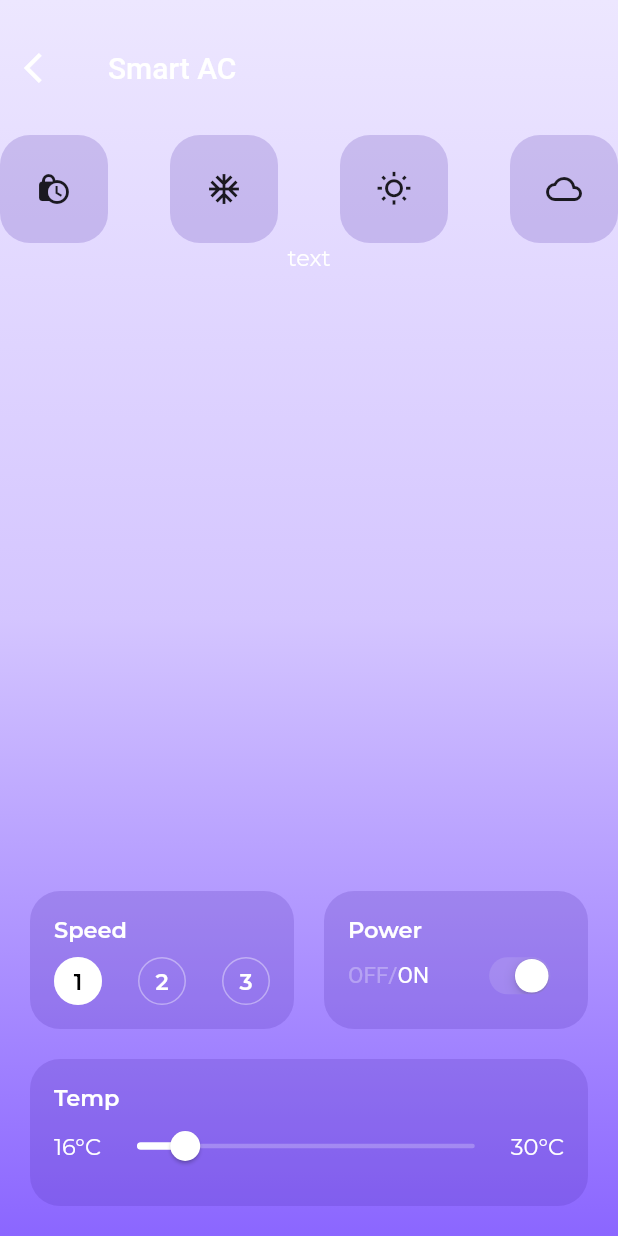
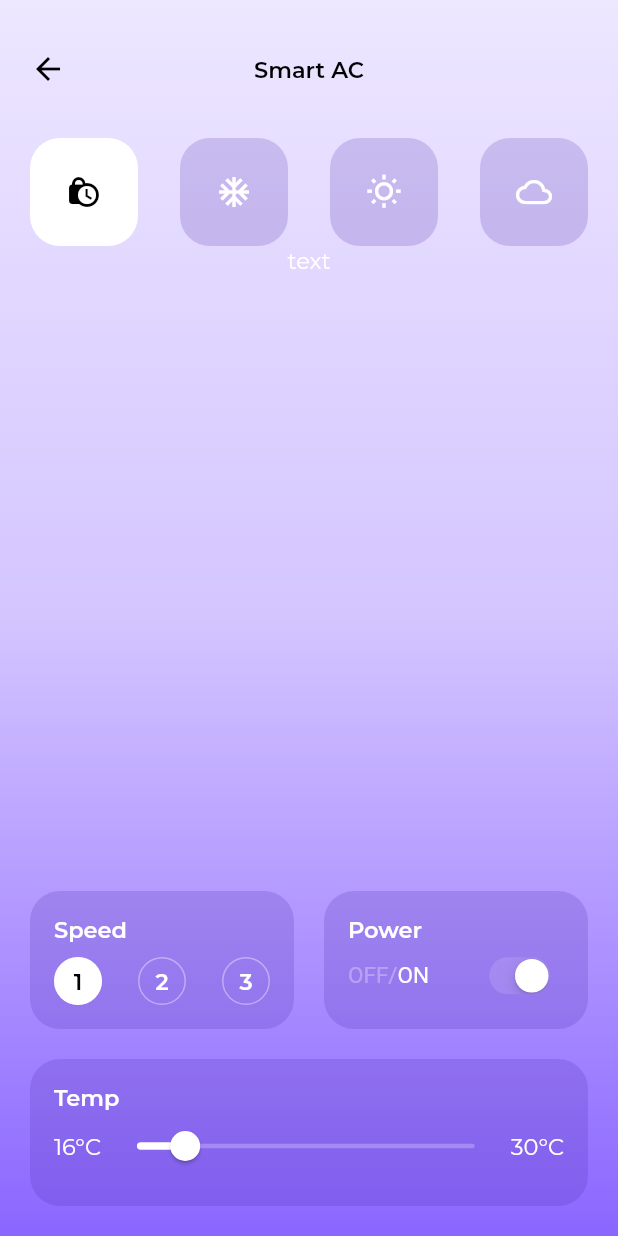
Before and after one commit to forntoh/smart_home, a Flutter app: the screen it shows after launch, on a phone screen of 412 x 824 dp. Run offline on Flutter 3.47's test engine with Material 2 defaults, Android fonts, the phone set to English and light mode, and no system bars; our stand-ins replace google_fonts.

Commit message:
added conditioner mode

```diff
--- a/lib/screens/ac/ac_screen.dart
+++ b/lib/screens/ac/ac_screen.dart
@@ -1,7 +1,7 @@
 import 'package:flutter/material.dart';
 
 import '../../constants.dart';
-import '../../widget_utils.dart';
+import 'compoents/conditioner_mode.dart';
 import 'compoents/power_control.dart';
 import 'compoents/speed_control.dart';
 import 'compoents/temp_slider.dart';
@@ -16,34 +16,30 @@ class ACScreen extends StatelessWidget {
     return Scaffold(
       extendBodyBehindAppBar: true,
       appBar: AppBar(
-        title: Text('Smart AC'),
-        leading: Icon(Icons.arrow_back_ios),
+        title: Text(
+          'Smart AC',
+          style: Theme.of(context)
+              .textTheme
+              .bodyText1
+              .copyWith(color: Colors.black),
+        ),
+        leading: Row(
+          children: [
+            SizedBox(width: 8),
+            BackButton(color: Colors.black),
+          ],
+        ),
         elevation: 0,
         backgroundColor: Colors.transparent,
-        toolbarHeight: 90,
+        toolbarHeight: 92,
+        centerTitle: true,
       ),
       body: Container(
         decoration: gradientDecoration,
         child: SafeArea(
           child: Column(
             children: [
-              Row(
-                mainAxisAlignment: MainAxisAlignment.spaceBetween,
-                children: [
-                  RoundedIconButton(
-                    icon: Icon(Icons.lock_clock),
-                  ),
-                  RoundedIconButton(
-                    icon: Icon(Icons.ac_unit),
-                  ),
-                  RoundedIconButton(
-                    icon: Icon(Icons.wb_sunny_outlined),
-                  ),
-                  RoundedIconButton(
-                    icon: Icon(Icons.wb_cloudy_outlined),
-                  ),
-                ],
-              ),
+              ConditionerMode(),
               Expanded(
                 child: Text('text'),
               ),
@@ -70,17 +66,3 @@ class ACScreen extends StatelessWidget {
     );
   }
 }
-
-class RoundedIconButton extends StatelessWidget {
-  const RoundedIconButton({
-    Key key,
-    @required this.icon,
-  }) : super(key: key);
-
-  final Icon icon;
-
-  @override
-  Widget build(BuildContext context) {
-    return wrapInCard(context, widget: icon, padding: defaultPadding + 4);
-  }
-}
--- /dev/null
+++ b/lib/screens/ac/compoents/conditioner_mode.dart
@@ -0,0 +1,74 @@
+import 'package:flutter/material.dart';
+
+import '../../../constants.dart';
+import '../../../widget_utils.dart';
+
+class ConditionerMode extends StatefulWidget {
+  const ConditionerMode({
+    Key key,
+  }) : super(key: key);
+
+  @override
+  _ConditionerModeState createState() => _ConditionerModeState();
+}
+
+class _ConditionerModeState extends State<ConditionerMode> {
+  int _selectedItem = 0;
+
+  @override
+  Widget build(BuildContext context) {
+    return Padding(
+      padding: EdgeInsets.symmetric(horizontal: defaultPadding),
+      child: Row(
+        mainAxisAlignment: MainAxisAlignment.spaceBetween,
+        children: [
+          Icons.lock_clock,
+          Icons.ac_unit,
+          Icons.wb_sunny_outlined,
+          Icons.wb_cloudy_outlined,
+        ]
+            .asMap()
+            .entries
+            .map((item) => RoundedIconButton(
+                  icon: item.value,
+                  isSelected: _selectedItem == item.key,
+                  onTap: () {
+                    setState(() {
+                      _selectedItem = item.key;
+                    });
+                  },
+                ))
+            .toList(),
+      ),
+    );
+  }
+}
+
+class RoundedIconButton extends StatelessWidget {
+  const RoundedIconButton({
+    Key key,
+    @required this.icon,
+    this.isSelected = false,
+    this.onTap,
+  }) : super(key: key);
+
+  final IconData icon;
+  final isSelected;
+  final Function onTap;
+
+  @override
+  Widget build(BuildContext context) {
+    return InkWell(
+      onTap: onTap,
+      child: wrapInCard(context,
+          widget: Icon(
+            icon,
+            color: isSelected ? Colors.black : Colors.white,
+          ),
+          padding: defaultPadding + 4,
+          backgroundColor: isSelected
+              ? Colors.white
+              : Theme.of(context).primaryColor.withOpacity(0.2)),
+    );
+  }
+}
--- a/lib/screens/ac/compoents/speed_control.dart
+++ b/lib/screens/ac/compoents/speed_control.dart
@@ -36,7 +36,7 @@ class _SpeedControlState extends State<SpeedControl> {
                   .map((i) => NumberButton(
                         number: i,
                         isSelected: selectedSpeed == i,
-                        onTap: () {
+                        onTap: (i) {
                           setState(() {
                             selectedSpeed = i;
                           });
--- a/lib/widget_utils.dart
+++ b/lib/widget_utils.dart
@@ -1,16 +1,16 @@
 import 'package:flutter/material.dart';
 import 'package:smart_home/constants.dart';
 
-Widget wrapInCard(
-  BuildContext context, {
-  Widget widget,
-  double padding = defaultPadding,
-}) {
-  return Container(
+Widget wrapInCard(BuildContext context,
+    {Widget widget, double padding = defaultPadding, Color backgroundColor}) {
+  return AnimatedContainer(
+    duration: Duration(milliseconds: 200),
     padding: EdgeInsets.all(padding),
     child: widget,
     decoration: BoxDecoration(
-      color: Theme.of(context).primaryColor.withOpacity(0.2),
+      color: backgroundColor == null
+          ? Theme.of(context).primaryColor.withOpacity(0.2)
+          : backgroundColor,
       borderRadius: BorderRadius.all(Radius.circular(defaultPadding)),
     ),
   );
```
Also changed, not shown: lib/screens/books_app_bar.dart (added, +28 -0 lines).
